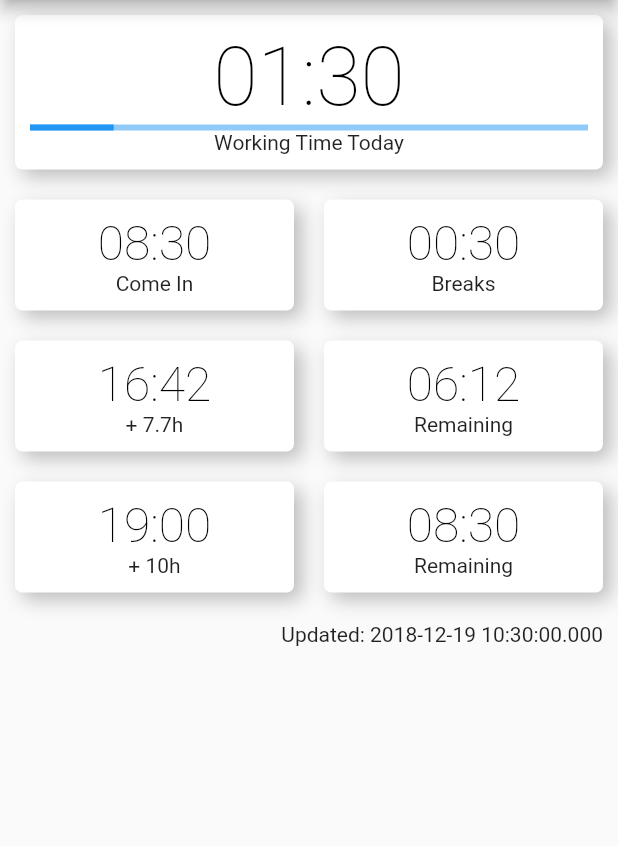
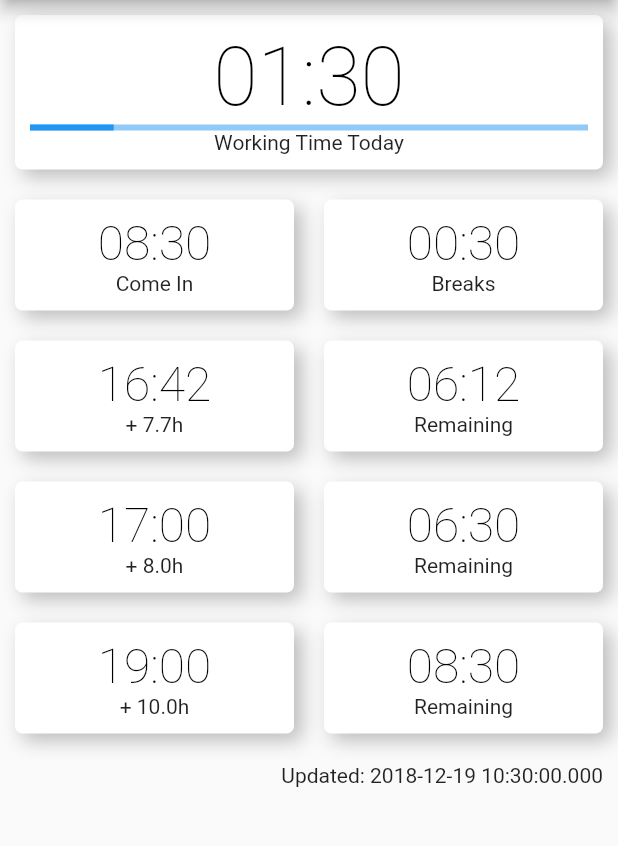
Before and after one commit to spidgorny/workingtimealert, a Flutter app: the screen it shows after launch, on a phone screen of 412 x 824 dp, the part 84-930 px from its top. Run offline on Flutter 3.47's test engine with Material 2 defaults, Android fonts, the phone set to English and light mode, and no system bars; our stand-ins replace localstorage.

Commit message:
- finalize DurationRemaining

```diff
--- a/lib/DurationRemaining.dart
+++ b/lib/DurationRemaining.dart
@@ -30,12 +30,13 @@ class DurationRemaining extends StatelessWidget {
 
   @override
   Widget build(BuildContext context) {
+    var durInH = (dur10.inMinutes / 60).toStringAsFixed(1);
     return new Row(
         mainAxisAlignment: MainAxisAlignment.spaceBetween,
         mainAxisSize: MainAxisSize.max,
         crossAxisAlignment: CrossAxisAlignment.center,
         children: <Widget>[
-          new AnnotatedNumber(TimeUtils.time(plus10), "+ 10h",
+          new AnnotatedNumber(TimeUtils.time(plus10), "+ ${durInH}h",
               fontSize: smallFontSize),
           new AnnotatedNumber(TimeUtils.timeD(remain10), "Remaining",
               fontSize: smallFontSize,
--- a/lib/MyHomePage.dart
+++ b/lib/MyHomePage.dart
@@ -80,11 +80,8 @@ class _MyHomePageState extends State<MyHomePage> {
         : (breaks.inHours > 6) ? Duration(minutes: 30) : Duration();
     var breaksPlus =
         Duration(minutes: max(minBreaks.inMinutes, breaks.inMinutes));
-    var dur77 = Duration(hours: 7, minutes: 42);
-    var plus77 = TimeUtils.toDT(comeIn).add(dur77).add(breaks);
     var working = DateTime.now().difference(TimeUtils.toDT(comeIn));
     working -= breaksPlus;
-    var remain77 = dur77 - working;
 
     final double smallFontSize = 32;
     var rowTime = new Row(
@@ -114,39 +111,12 @@ class _MyHomePageState extends State<MyHomePage> {
           }),
         ]);
 
-    var row77 = new Row(
-        mainAxisAlignment: MainAxisAlignment.spaceBetween,
-        mainAxisSize: MainAxisSize.max,
-        crossAxisAlignment: CrossAxisAlignment.center,
-        children: <Widget>[
-          new AnnotatedNumber(TimeUtils.time(plus77), "+ 7.7h",
-              fontSize: smallFontSize),
-          new AnnotatedNumber(
-            TimeUtils.timeD(remain77),
-            "Remaining",
-            fontSize: smallFontSize,
-            backgroundColor:
-                remain77.inMinutes < 60 ? Colors.yellow : Colors.white,
-          ),
-        ]);
-
+    var row77 = DurationRemaining(
+        Duration(hours: 7, minutes: 42), working, comeIn, breaks);
+    var row8 = DurationRemaining(Duration(hours: 8), working, comeIn, breaks);
     var dur10 = Duration(hours: 10);
     var row10 = DurationRemaining(dur10, working, comeIn, breaks);
 
-    /*
-    var rowOvertimeMonth = new Row(
-        mainAxisAlignment: MainAxisAlignment.spaceBetween,
-        mainAxisSize: MainAxisSize.max,
-        crossAxisAlignment: CrossAxisAlignment.center,
-        children: <Widget>[AnnotatedNumber("??:??", "Overtime Current Month")]);
-
-    var rowOvertimeTotal = new Row(
-        mainAxisAlignment: MainAxisAlignment.spaceBetween,
-        mainAxisSize: MainAxisSize.max,
-        crossAxisAlignment: CrossAxisAlignment.center,
-        children: <Widget>[AnnotatedNumber("??:??", "Total Overtime")]);
-    */
-    print('render');
     return new Scaffold(
       appBar: new AppBar(
         title: new Text('Working Time Alert'),
@@ -174,6 +144,7 @@ class _MyHomePageState extends State<MyHomePage> {
           rowTime,
           rowInput,
           row77,
+          row8,
           row10,
 //          rowOvertimeMonth,
 //          rowOvertimeTotal,
```
Also changed, not shown: docs/working.png.
